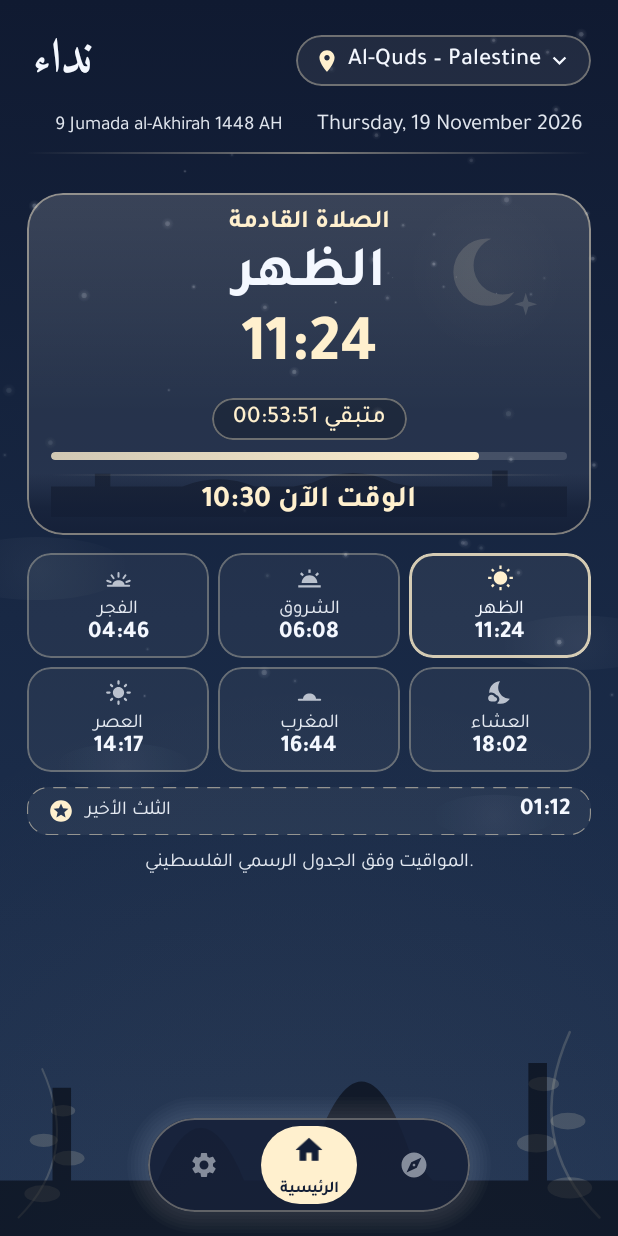
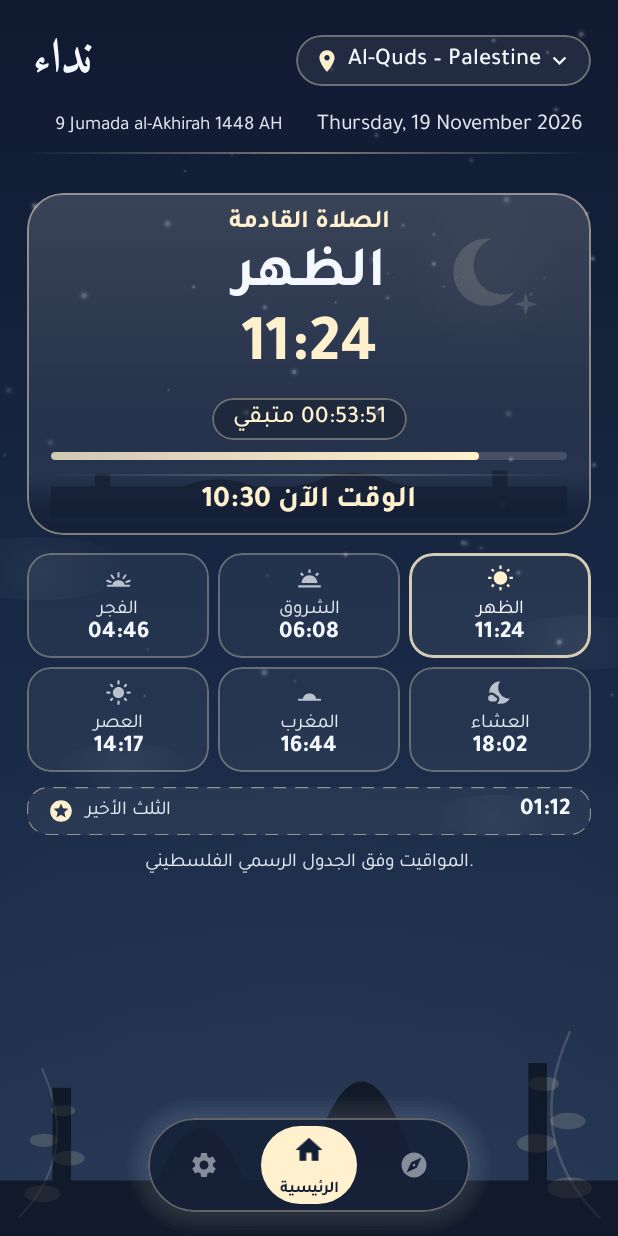
Before and after one commit to amh2002/Nidaa, an Android app built with Jetpack Compose: the screen it shows after launch (MainActivity), item 2 of the bottom bar chosen, on a phone screen of 412 x 824 dp. Run offline under Robolectric (Android 15) with nearby library versions, the phone set to English and light mode, and no system bars.

Commit message:
beta18: countdown baseline + master toggle top + battery/about overlap fix

```diff
--- a/app/src/main/java/com/mawaqiti/plus/ui/screens/PrayerScreen.kt
+++ b/app/src/main/java/com/mawaqiti/plus/ui/screens/PrayerScreen.kt
@@ -640,18 +640,23 @@ private data class GridItem(
 )
 
 /**
- * beta17: the "متبقي 00:15:09" pill under the hero time.
+ * beta18: the "متبقي 00:15:09" pill under the hero time.
  *
- * The caption and the digits are ONE [Text], so they share a single text run,
- * a single font family and - by construction - a single baseline. There is no
- * ink offset to tune and no `alignByBaseline` row that a later edit could
- * mis-align: the baseline equality is a property of the composition, not of a
- * measurement. (An earlier two-Text Row plus top alignment is what made the
- * digits appear to float; the pill has been a single Text since beta2, and the
- * test tag below lets a regression test keep it that way.)
+ * The caption and the digits are two [Text]s laid out in a single [Row] and
+ * BOTH carry `Modifier.alignByBaseline()`. That contract is what makes the two
+ * glyph baselines identical: the row computes one baseline for the group and
+ * places each child so its own baseline lands on it, independent of the font
+ * files, the script or the font scale. No vertical padding, offset or spacer
+ * is used to fake the alignment.
  *
- * Sizes, family, weight, colour, tabular digits and the RTL reading order
- * ("متبقي" first, digits second) are unchanged from beta16.
+ * beta17 declared this row "already a single Text" and only extracted it, so
+ * the concatenated string it shipped could never expose a baseline contract
+ * (and the reported defect - digits riding high - stayed visible). The split
+ * below is the actual fix; the word gap is the `countdownWordGap` token and
+ * the digits keep their tabular treatment via `fontFeatureSettings = "tnum"`.
+ *
+ * Sizes, family, weight, colour, pill styling and the RTL reading order
+ * ("متبقي" first, digits second) are unchanged from beta16/beta17.
  */
 @Composable
 private fun CountdownPill(secondsLeft: Long, palette: SkyPalette) {
@@ -665,12 +670,25 @@ private fun CountdownPill(secondsLeft: Long, palette: SkyPalette) {
         verticalAlignment = Alignment.CenterVertically
     ) {
         Text(
-            text = stringResource(R.string.remaining_short) + " " +
-                TimeFormatter.formatCountdown(secondsLeft),
+            text = stringResource(R.string.remaining_short),
             fontFamily = Tajawal,
             style = MaterialTheme.typography.titleSmall,
             fontWeight = FontWeight.Medium,
-            color = palette.accent
+            color = palette.accent,
+            modifier = Modifier
+                .alignByBaseline()
+                .testTag("hero_countdown_caption")
+        )
+        Spacer(Modifier.width(NidaaDimens.countdownWordGap))
+        Text(
+            text = TimeFormatter.formatCountdown(secondsLeft),
+            fontFamily = Tajawal,
+            style = MaterialTheme.typography.titleSmall.copy(fontFeatureSettings = "tnum"),
+            fontWeight = FontWeight.Medium,
+            color = palette.accent,
+            modifier = Modifier
+                .alignByBaseline()
+                .testTag("hero_countdown_value")
         )
     }
 }
--- a/app/src/main/java/com/mawaqiti/plus/ui/theme/Dimens.kt
+++ b/app/src/main/java/com/mawaqiti/plus/ui/theme/Dimens.kt
@@ -45,4 +45,27 @@ object NidaaDimens {
      * so it scales with density and font scale.
      */
     val searchHintOpticalLift = 1.5.dp
+
+    /**
+     * beta18: horizontal space between the "متبقي" caption and the countdown
+     * digits in the hero pill. The two are now separate [Text]s joined by
+     * `Modifier.alignByBaseline()`, so the word gap is an explicit token instead
+     * of a space character buried in a concatenated string. 4 dp reproduces the
+     * advance of one space at the pill's 14 sp type size.
+     */
+    val countdownWordGap = 4.dp
+
+    /**
+     * beta18: the single card-to-card spacing used by the Settings list. Every
+     * `ItemGap()` reads this token, so two neighbouring cards can never end up
+     * flush against each other.
+     */
+    val cardGap = 12.dp
+
+    /**
+     * beta18: content padding of the system-status cards (exact alarms,
+     * notification permission, battery). Applied on all four sides through the
+     * card's `contentPadding`, so the description can never touch a border.
+     */
+    val statusCardPadding = 16.dp
 }
```
Also changed, not shown: app/src/main/java/com/mawaqiti/plus/ui/screens/SettingsScreen.kt (+87 -36 lines), 2 other files.
